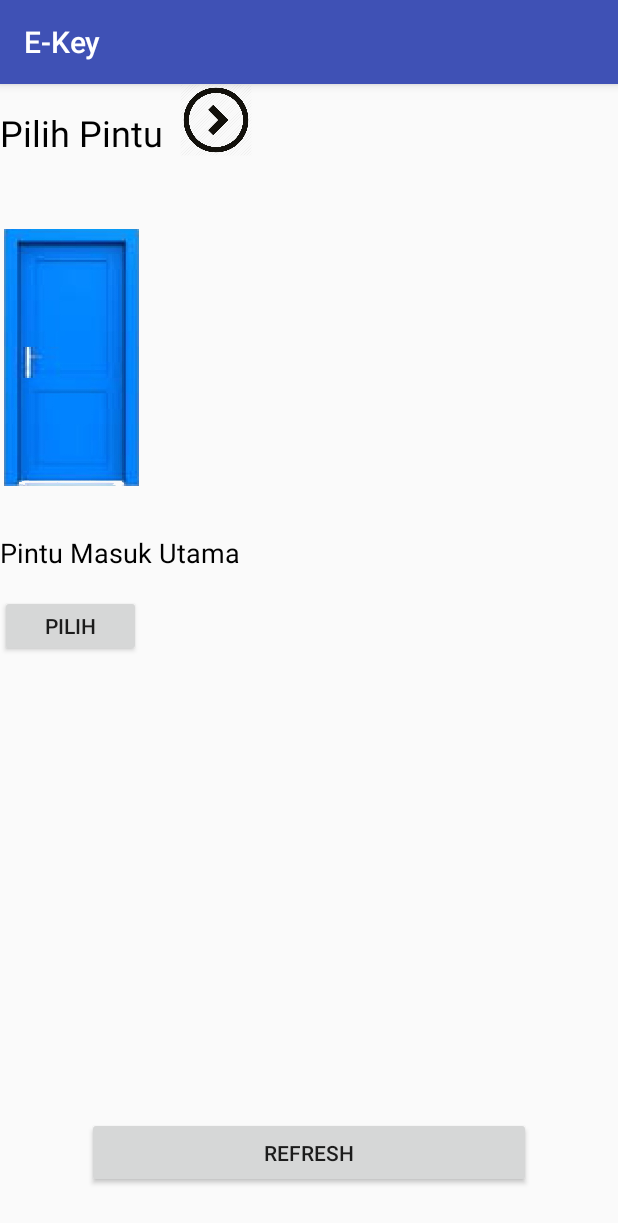
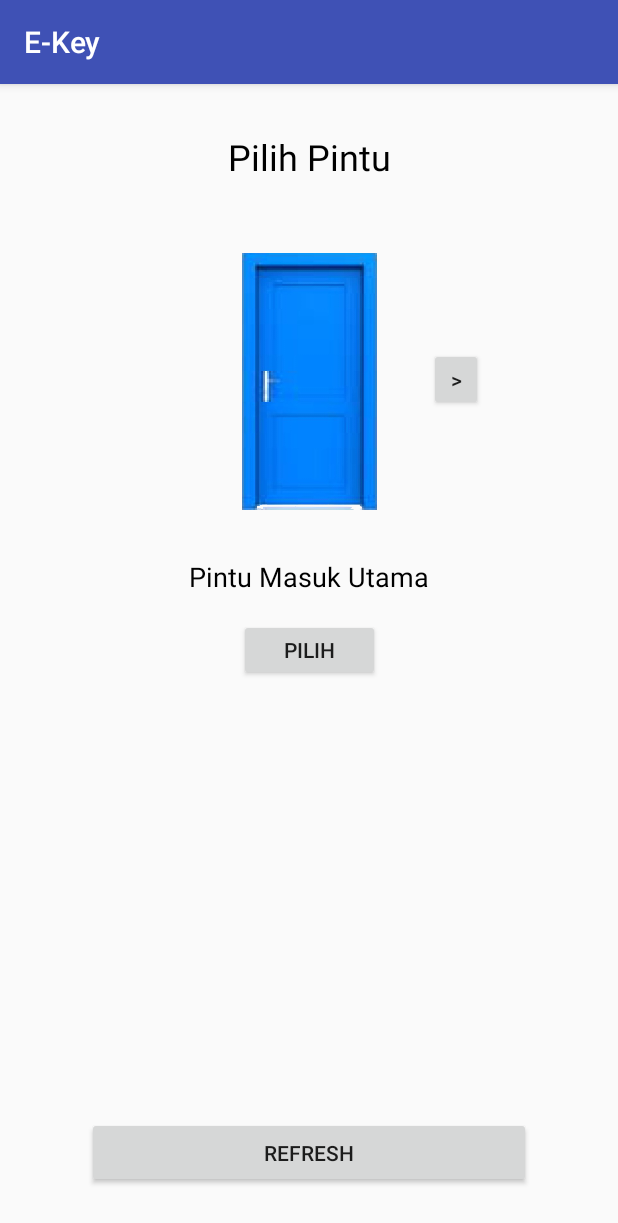
Before and after one commit to lucassusanto/e-key, an Android app: the screen it shows after launch (MainActivity), on a phone screen of 412 x 824 dp. Shown: the top 1223 px of the screen. Run offline under Robolectric (Android 15) with nearby library versions, the phone set to English and light mode, and no system bars.

Commit message:
Page navigation ok

```diff
--- a/app/build.gradle
+++ b/app/build.gradle
@@ -4,7 +4,7 @@ android {
     compileSdkVersion 27
     defaultConfig {
         applicationId "com.example.lucas.techno1"
-        minSdkVersion 21
+        minSdkVersion 19
         targetSdkVersion 27
         versionCode 1
         versionName "1.0"
--- a/app/src/main/AndroidManifest.xml
+++ b/app/src/main/AndroidManifest.xml
@@ -16,6 +16,8 @@
                 <category android:name="android.intent.category.LAUNCHER" />
             </intent-filter>
         </activity>
+        <activity android:name=".ActionActivity" />
+        <activity android:name=".UnlockActivity" />
     </application>
 
 </manifest>
--- a/app/src/main/java/com/example/lucas/techno1/MainActivity.java
+++ b/app/src/main/java/com/example/lucas/techno1/MainActivity.java
@@ -1,13 +1,29 @@
 package com.example.lucas.techno1;
 
+import android.content.Intent;
 import android.support.v7.app.AppCompatActivity;
 import android.os.Bundle;
+import android.view.View;
+import android.widget.Toast;
 
 public class MainActivity extends AppCompatActivity {
+    public static int[] doorStatus;
 
     @Override
     protected void onCreate(Bundle savedInstanceState) {
         super.onCreate(savedInstanceState);
         setContentView(R.layout.activity_main);
+
+        doorStatus = new int[10];
+        doorStatus[0] = 0;
+    }
+
+    public void pilihPintu(View view) {
+        Intent intent = new Intent(this, ActionActivity.class);
+        startActivity(intent);
+    }
+
+    public void refreshPintu(View view) {
+        Toast.makeText(this, "1 pintu ditemukan", Toast.LENGTH_SHORT).show();
     }
 }
--- a/app/src/main/res/layout/activity_main.xml
+++ b/app/src/main/res/layout/activity_main.xml
@@ -10,9 +10,10 @@
         android:id="@+id/button2"
         android:layout_width="296dp"
         android:layout_height="47dp"
+        android:layout_marginStart="16dp"
+        android:layout_marginEnd="16dp"
         android:layout_marginBottom="32dp"
-        android:layout_marginEnd="16dp"
-        android:layout_marginStart="16dp"
+        android:onClick="refreshPintu"
         android:text="@string/btnRefreshCaption"
         app:layout_constraintBottom_toBottomOf="parent"
         app:layout_constraintEnd_toEndOf="parent"
@@ -22,60 +23,65 @@
         android:id="@+id/textView3"
         android:layout_width="wrap_content"
         android:layout_height="wrap_content"
-        android:layout_marginTop="16dp"
+        android:layout_marginStart="8dp"
+        android:layout_marginTop="32dp"
+        android:layout_marginEnd="8dp"
         android:text="Pilih Pintu"
         android:textAlignment="center"
         android:textColor="@android:color/black"
         android:textSize="24sp"
-        app:layout_constraintTop_toTopOf="parent"
-        tools:layout_editor_absoluteX="139dp" />
+        app:layout_constraintEnd_toEndOf="parent"
+        app:layout_constraintStart_toStartOf="parent"
+        app:layout_constraintTop_toTopOf="parent" />
 
     <ImageView
         android:id="@+id/imageView"
         android:layout_width="95dp"
         android:layout_height="171dp"
+        android:layout_marginStart="8dp"
         android:layout_marginTop="48dp"
+        android:layout_marginEnd="8dp"
+        app:layout_constraintEnd_toEndOf="parent"
+        app:layout_constraintStart_toStartOf="parent"
         app:layout_constraintTop_toBottomOf="@+id/textView3"
-        app:srcCompat="@drawable/door"
-        tools:layout_editor_absoluteX="145dp" />
+        app:srcCompat="@drawable/door" />
 
     <TextView
         android:id="@+id/textView7"
         android:layout_width="wrap_content"
         android:layout_height="wrap_content"
+        android:layout_marginStart="8dp"
         android:layout_marginTop="32dp"
+        android:layout_marginEnd="8dp"
         android:text="Pintu Masuk Utama"
         android:textAlignment="center"
         android:textColor="@android:color/black"
         android:textSize="18sp"
-        app:layout_constraintTop_toBottomOf="@+id/imageView"
-        tools:layout_editor_absoluteX="114dp" />
+        app:layout_constraintEnd_toEndOf="parent"
+        app:layout_constraintStart_toStartOf="parent"
+        app:layout_constraintTop_toBottomOf="@+id/imageView" />
 
     <Button
         android:id="@+id/button5"
         android:layout_width="94dp"
         android:layout_height="41dp"
+        android:layout_marginStart="8dp"
         android:layout_marginTop="16dp"
+        android:layout_marginEnd="8dp"
+        android:onClick="pilihPintu"
         android:text="Pilih"
-        app:layout_constraintTop_toBottomOf="@+id/textView7"
-        tools:layout_editor_absoluteX="145dp" />
+        app:layout_constraintEnd_toEndOf="parent"
+        app:layout_constraintStart_toStartOf="parent"
+        app:layout_constraintTop_toBottomOf="@+id/textView7" />
 
-    <ImageView
-        android:id="@+id/imageView3"
-        android:layout_width="49dp"
-        android:layout_height="48dp"
-        android:layout_marginStart="24dp"
+    <Button
+        android:id="@+id/button"
+        android:layout_width="36dp"
+        android:layout_height="42dp"
+        android:layout_marginStart="32dp"
+        android:layout_marginTop="176dp"
+        android:text=">"
         app:layout_constraintStart_toEndOf="@+id/imageView"
-        app:srcCompat="@drawable/next"
-        tools:layout_editor_absoluteY="163dp" />
-
-    <ImageView
-        android:id="@+id/imageView4"
-        android:layout_width="34dp"
-        android:layout_height="47dp"
-        android:layout_marginEnd="28dp"
-        app:layout_constraintEnd_toStartOf="@+id/imageView"
-        app:srcCompat="@drawable/locked"
-        tools:layout_editor_absoluteY="163dp" />
+        app:layout_constraintTop_toTopOf="parent" />
 
 </android.support.constraint.ConstraintLayout>
--- a/app/src/main/res/values/colors.xml
+++ b/app/src/main/res/values/colors.xml
@@ -3,4 +3,6 @@
     <color name="colorPrimary">#3F51B5</color>
     <color name="colorPrimaryDark">#303F9F</color>
     <color name="colorAccent">#FF4081</color>
+    <color name="colorRed">#FC181E</color>
+    <color name="colorGreen">#B5E61D</color>
 </resources>
```
Also changed, not shown: app/src/main/java/com/example/lucas/techno1/ActionActivity.java (added, +76 -0 lines), app/src/main/java/com/example/lucas/techno1/UnlockActivity.java (added, +35 -0 lines), app/src/main/res/layout/activity_action.xml (+40 -24 lines), app/src/main/res/layout/activity_action_2.xml (deleted, +0 -85 lines), app/src/main/res/layout/activity_unlock.xml (+23 -25 lines).
